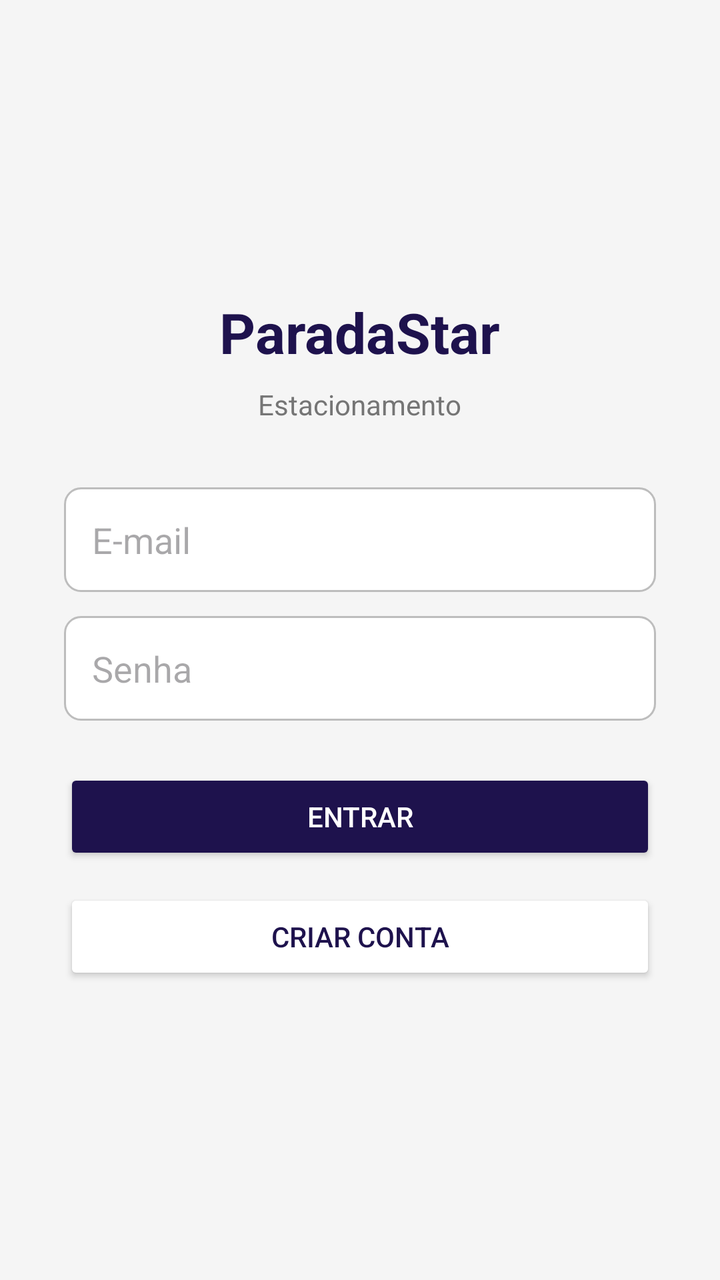
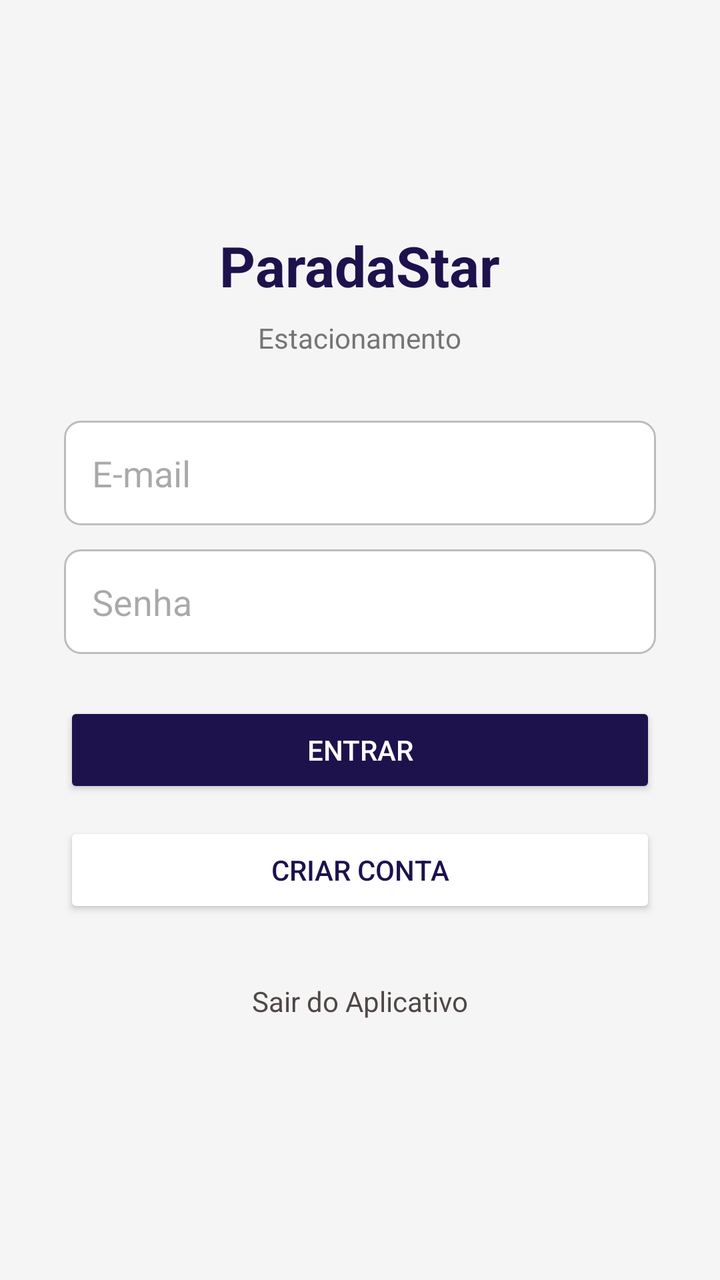

Two renders of the same Android screen: before a commit and after it. Below are the layout's source before the change and the commit's diff.
<!-- AndroidManifest.xml: application theme Theme.ParadaStarCliente -->
<!-- res/layout/activity_login.xml -->
<?xml version="1.0" encoding="utf-8"?>
<LinearLayout xmlns:android="http://schemas.android.com/apk/res/android"
    android:layout_width="match_parent"
    android:layout_height="match_parent"
    android:orientation="vertical"
    android:gravity="center"
    android:padding="32dp"
    android:background="#F5F5F5">

    <TextView
        android:layout_width="wrap_content"
        android:layout_height="wrap_content"
        android:text="ParadaStar"
        android:textSize="28sp"
        android:textStyle="bold"
        android:textColor="@color/roxo"
        android:layout_marginBottom="8dp"/>

    <TextView
        android:layout_width="wrap_content"
        android:layout_height="wrap_content"
        android:text="Estacionamento"
        android:textSize="14sp"
        android:textColor="#757575"
        android:layout_marginBottom="32dp"/>

    <EditText
        android:id="@+id/etEmail"
        android:layout_width="match_parent"
        android:layout_height="wrap_content"
        android:hint="E-mail"
        android:inputType="textEmailAddress"
        android:background="@drawable/bg_input"
        android:textColor="@color/black"
        android:padding="14dp"
        android:layout_marginBottom="12dp"/>

    <EditText
        android:id="@+id/etSenha"
        android:layout_width="match_parent"
        android:layout_height="wrap_content"
        android:hint="Senha"
        android:inputType="textPassword"
        android:background="@drawable/bg_input"
        android:textColor="@color/black"
        android:padding="14dp"
        android:layout_marginBottom="24dp"/>

    <Button
        android:id="@+id/btnEntrar"
        android:layout_width="match_parent"
        android:layout_height="wrap_content"
        android:text="ENTRAR"
        android:backgroundTint="@color/roxo"
        android:textColor="@color/white"
        android:padding="14dp"
        android:layout_marginBottom="12dp"/>

    <Button
        android:id="@+id/btnIrCadastro"
        android:layout_width="match_parent"
        android:layout_height="wrap_content"
        android:text="CRIAR CONTA"
        android:backgroundTint="@color/white"
        android:textColor="@color/roxo"
        android:padding="14dp"/>

</LinearLayout>
<!-- resources referenced by this layout -->
<resources>
  <color name="black">#FF000000</color>
  <color name="roxo">#1E124D</color>
  <color name="white">#FFFFFFFF</color>
  <!-- drawable bg_input (drawable) -->
  <?xml version="1.0" encoding="utf-8"?>
  <shape xmlns:android="http://schemas.android.com/apk/res/android"
      android:shape="rectangle">
      <solid android:color="@color/white"/>
      <corners android:radius="8dp"/>
      <stroke android:width="1dp" android:color="#BDBDBD"/>
  </shape>
  <style name="Theme.ParadaStarCliente" parent="Base.Theme.ParadaStarCliente" />
  <style name="Base.Theme.ParadaStarCliente" parent="Theme.Material3.DayNight.NoActionBar">
          
          
      </style>
</resources>

<!-- the commit's change to res/layout/activity_login.xml (unified diff, before → after) -->
@@ -65,4 +65,14 @@
         android:textColor="@color/roxo"
         android:padding="14dp"/>
 
+    <TextView
+        android:id="@+id/tvSairApp"
+        android:layout_width="wrap_content"
+        android:layout_height="wrap_content"
+        android:text="Sair do Aplicativo"
+        android:textColor="@color/cinza"
+        android:textSize="14sp"
+        android:padding="16dp"
+        android:layout_marginTop="16dp"/>
+
 </LinearLayout>
<!-- resource entries referenced after the edit -->
@@ -1,6 +1,7 @@
 <!-- resources referenced by this layout -->
 <resources>
   <color name="black">#FF000000</color>
+  <color name="cinza">#4F4746</color>
   <color name="roxo">#1E124D</color>
   <color name="white">#FFFFFFFF</color>
   <!-- drawable bg_input (drawable) -->
